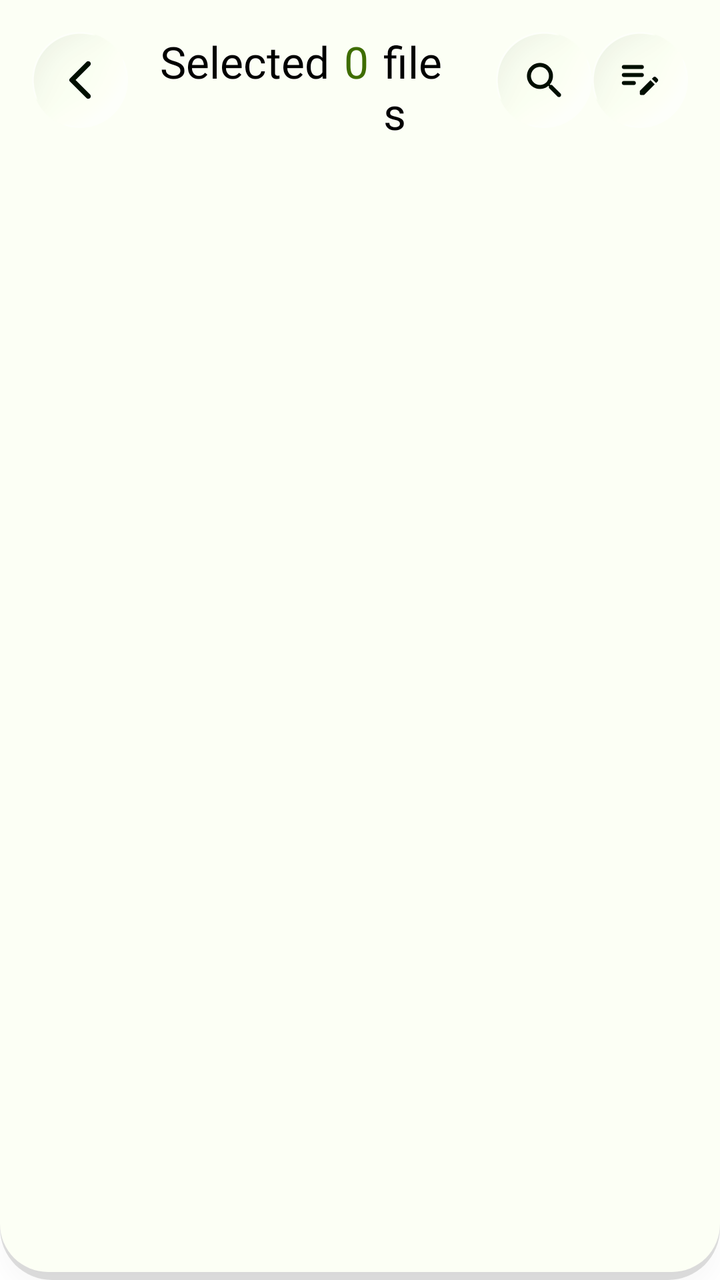
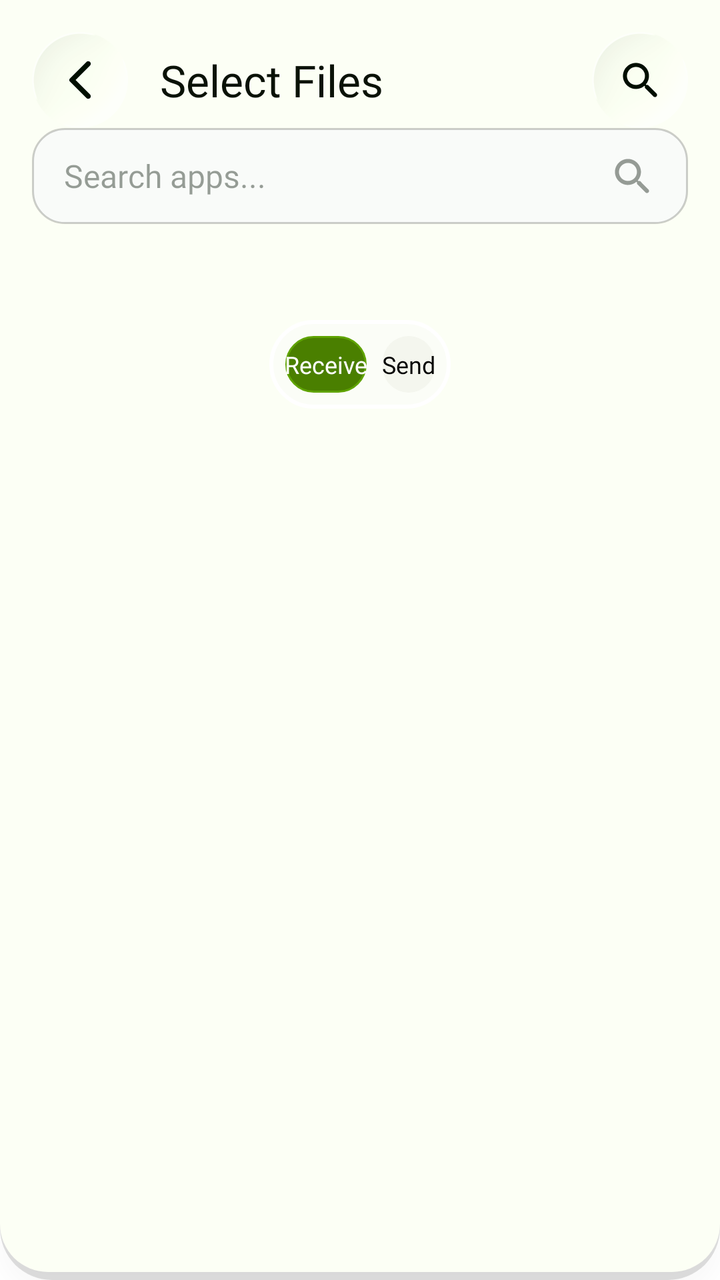

An Android layout rendered at two revisions. The XML below is the earlier revision; the diff shows what the commit changed to produce the second picture.
<!-- AndroidManifest.xml: application theme AppTheme -->
<!-- res/layout/toolbar_photo.xml -->
<?xml version="1.0" encoding="utf-8"?>
<LinearLayout
    xmlns:android="http://schemas.android.com/apk/res/android"
    xmlns:app="http://schemas.android.com/apk/res-auto"
    android:layout_width="match_parent"
    android:layout_height="wrap_content"
    android:background="@drawable/bg_tool_bar"
    android:orientation="vertical"
    android:elevation="6dp"
    android:padding="16dp">

    <LinearLayout
        android:layout_width="match_parent"
        android:layout_height="wrap_content"
        android:orientation="horizontal">
        <ImageView
            android:id="@+id/btnBack"
            android:layout_width="48dp"
            android:layout_height="48dp"
            android:contentDescription="Back"
            android:scaleType="centerInside"
            android:src="@drawable/ic_arrow_left" />

        
        <TextView
            android:id="@+id/tvTitle"
            android:layout_width="0dp"
            android:layout_height="wrap_content"
            android:visibility="gone"
            android:layout_weight="1"
            android:layout_marginStart="16dp"
            android:layout_marginEnd="16dp"
            android:fontFamily="@font/anton_regular"
            android:text="@string/music"
            android:textColor="#0A1207"
            android:textSize="22sp" />

        <LinearLayout
            android:id="@+id/tvTitle1"
            android:layout_width="0dp"
            android:layout_height="wrap_content"
            android:layout_weight="1"
            android:layout_gravity="center"
            android:layout_marginStart="16dp"
            android:layout_marginEnd="16dp"
            android:visibility="visible"
            android:orientation="horizontal">
            <TextView
                android:layout_width="wrap_content"
                android:layout_height="wrap_content"
                android:text="@string/selected"
                android:textSize="22sp"
                android:layout_marginEnd="2dp"
                android:fontFamily="@font/outfit_semibold"
                android:textColor="@color/black"/>

            <TextView
                android:id="@+id/tv_count_song"
                android:layout_width="wrap_content"
                android:layout_height="wrap_content"
                android:text=" 0 "
                android:textSize="22sp"
                android:layout_marginEnd="2dp"
                android:fontFamily="@font/outfit_semibold"
                android:textColor="@color/primary_35"/>

            <TextView
                android:layout_width="wrap_content"
                android:layout_height="wrap_content"
                android:text="@string/files1"
                android:textSize="22sp"
                android:fontFamily="@font/outfit_semibold"
                android:textColor="@color/black"/>
        </LinearLayout>

        

        <ImageView
            android:id="@+id/btnSearch"
            android:layout_width="48dp"
            android:layout_height="48dp"
            android:contentDescription="Search"
            android:scaleType="centerInside"
            android:src="@drawable/ic_search"
            app:layout_constraintBottom_toBottomOf="parent"
            app:layout_constraintEnd_toStartOf="@id/btnSelect"
            app:layout_constraintTop_toTopOf="parent" />
        <ImageView
            android:id="@+id/btnSelect"
            android:layout_width="48dp"
            android:layout_height="48dp"
            android:contentDescription="Action"
            android:scaleType="centerInside"
            android:src="@drawable/ic_select"
            app:layout_constraintBottom_toBottomOf="parent"
            app:layout_constraintEnd_toEndOf="parent"
            app:layout_constraintTop_toTopOf="parent" />
    </LinearLayout>

    <com.google.android.material.tabs.TabLayout
        android:id="@+id/tabLayout"
        android:layout_width="match_parent"
        android:layout_height="48dp"
        app:tabMode="scrollable"
        android:background="@null"
        app:tabGravity="start"
        app:tabPaddingStart="10dp"
        app:tabPaddingEnd="10dp"
        android:visibility="visible"
        app:tabIndicatorColor="@color/primary_35"
        app:tabIndicatorHeight="3dp"
        app:tabSelectedTextColor="@color/primary_35"
        app:tabTextColor="#99000E00"
        app:tabTextAppearance="@style/TextAppearance.AppCompat.Body2"
        app:layout_constraintEnd_toEndOf="parent"
        app:layout_constraintStart_toStartOf="parent"
        app:layout_constraintTop_toBottomOf="@id/layoutToolbar" />

    <LinearLayout
        android:id="@+id/layoutSearch"
        android:layout_width="match_parent"
        android:layout_height="wrap_content"
        android:orientation="vertical"
        android:padding="@dimen/_12sdp"
        android:visibility="gone"
        app:layout_constraintEnd_toEndOf="parent"
        app:layout_constraintStart_toStartOf="parent"
        app:layout_constraintTop_toBottomOf="@id/layoutToolbar">

        <EditText
            android:id="@+id/edtSearch"
            android:layout_width="match_parent"
            android:layout_height="48dp"
            android:background="@drawable/bg_search_bar"
            android:drawableEnd="@drawable/search"
            android:hint="@string/search_apps"
            android:imeOptions="actionSearch"
            android:inputType="text"
            android:maxLines="1"
            android:paddingHorizontal="16dp"
            android:textColor="#000000"
            android:fontFamily="@font/outfit_medium"
            android:textColorHint="#66000E00"
            android:textSize="16sp" />
    </LinearLayout>


</LinearLayout>
<!-- resources referenced by this layout -->
<resources>
  <color name="black">#FF000000</color>
  <color name="primary_35">#3F6D00</color>
  <!-- drawable bg_search_bar (drawable) -->
  <?xml version="1.0" encoding="utf-8"?>
  <shape xmlns:android="http://schemas.android.com/apk/res/android"
      android:shape="rectangle">
      <solid android:color="#F9FBF9" />
      <stroke
          android:width="1dp"
          android:color="#330D0D0D" />
      <corners android:radius="16dp" />
  </shape>
  <!-- drawable ic_select: png bitmap (drawable, 6232 bytes) -->
  <!-- drawable search (drawable) -->
  <vector xmlns:android="http://schemas.android.com/apk/res/android"
      android:width="24dp"
      android:height="24dp"
      android:viewportWidth="24"
      android:viewportHeight="24">
    <path
        android:pathData="M15.977,14.472H15.187L14.907,14.202C16.107,12.802 16.727,10.892 16.387,8.862C15.917,6.082 13.597,3.862 10.797,3.522C6.567,3.002 3.007,6.562 3.527,10.792C3.867,13.592 6.087,15.912 8.867,16.382C10.897,16.722 12.807,16.102 14.207,14.902L14.477,15.182V15.972L18.727,20.222C19.137,20.632 19.807,20.632 20.217,20.222C20.627,19.812 20.627,19.142 20.217,18.732L15.977,14.472ZM9.977,14.472C7.487,14.472 5.477,12.462 5.477,9.972C5.477,7.482 7.487,5.472 9.977,5.472C12.467,5.472 14.477,7.482 14.477,9.972C14.477,12.462 12.467,14.472 9.977,14.472Z"
        android:fillColor="#66000E00"/>
  </vector>
  <string name="files1">files</string>
  <string name="music">Music</string>
  <string name="search_apps">Search apps...</string>
  <string name="selected">Selected </string>
  <style name="AppTheme" parent="Theme.MaterialComponents.DayNight.NoActionBar">
          <item name="colorPrimary">@color/black</item>
          <item name="colorPrimaryVariant">@color/black</item>
          <item name="colorOnPrimary">@color/black</item>
          <item name="colorSecondary">@color/black</item>
          <item name="colorSecondaryVariant">@color/black</item>
          <item name="colorOnSecondary">@color/black</item>
          <item name="android:statusBarColor">?attr/colorPrimaryVariant</item>
      </style>
  <color name="primary_99">#FCFFF5</color>
  <!-- unchanged entries left out for length: 3 -->
</resources>

<!-- the commit's change to res/layout/toolbar_photo.xml (unified diff, before → after) -->
@@ -25,55 +25,16 @@
         <TextView
             android:id="@+id/tvTitle"
             android:layout_width="0dp"
-            android:layout_height="wrap_content"
-            android:visibility="gone"
+            android:layout_height="match_parent"
+            android:visibility="visible"
             android:layout_weight="1"
+            android:gravity="center_vertical"
             android:layout_marginStart="16dp"
             android:layout_marginEnd="16dp"
             android:fontFamily="@font/anton_regular"
-            android:text="@string/music"
+            android:text="@string/select_files"
             android:textColor="#0A1207"
             android:textSize="22sp" />
-
-        <LinearLayout
-            android:id="@+id/tvTitle1"
-            android:layout_width="0dp"
-            android:layout_height="wrap_content"
-            android:layout_weight="1"
-            android:layout_gravity="center"
-            android:layout_marginStart="16dp"
-            android:layout_marginEnd="16dp"
-            android:visibility="visible"
-            android:orientation="horizontal">
-            <TextView
-                android:layout_width="wrap_content"
-                android:layout_height="wrap_content"
-                android:text="@string/selected"
-                android:textSize="22sp"
-                android:layout_marginEnd="2dp"
-                android:fontFamily="@font/outfit_semibold"
-                android:textColor="@color/black"/>
-
-            <TextView
-                android:id="@+id/tv_count_song"
-                android:layout_width="wrap_content"
-                android:layout_height="wrap_content"
-                android:text=" 0 "
-                android:textSize="22sp"
-                android:layout_marginEnd="2dp"
-                android:fontFamily="@font/outfit_semibold"
-                android:textColor="@color/primary_35"/>
-
-            <TextView
-                android:layout_width="wrap_content"
-                android:layout_height="wrap_content"
-                android:text="@string/files1"
-                android:textSize="22sp"
-                android:fontFamily="@font/outfit_semibold"
-                android:textColor="@color/black"/>
-        </LinearLayout>
-
-        
 
         <ImageView
             android:id="@+id/btnSearch"
@@ -85,16 +46,34 @@
             app:layout_constraintBottom_toBottomOf="parent"
             app:layout_constraintEnd_toStartOf="@id/btnSelect"
             app:layout_constraintTop_toTopOf="parent" />
-        <ImageView
-            android:id="@+id/btnSelect"
-            android:layout_width="48dp"
+    </LinearLayout>
+
+    <LinearLayout
+        android:id="@+id/layoutSearch"
+        android:layout_width="match_parent"
+        android:layout_height="wrap_content"
+        android:orientation="vertical"
+        android:visibility="visible"
+        android:layout_marginBottom="@dimen/_12sdp"
+        app:layout_constraintEnd_toEndOf="parent"
+        app:layout_constraintStart_toStartOf="parent"
+        app:layout_constraintTop_toBottomOf="@id/layoutToolbar">
+
+        <EditText
+            android:id="@+id/edtSearch"
+            android:layout_width="match_parent"
             android:layout_height="48dp"
-            android:contentDescription="Action"
-            android:scaleType="centerInside"
-            android:src="@drawable/ic_select"
-            app:layout_constraintBottom_toBottomOf="parent"
-            app:layout_constraintEnd_toEndOf="parent"
-            app:layout_constraintTop_toTopOf="parent" />
+            android:background="@drawable/bg_search_bar"
+            android:drawableEnd="@drawable/search"
+            android:hint="@string/search_apps"
+            android:imeOptions="actionSearch"
+            android:inputType="text"
+            android:maxLines="1"
+            android:paddingHorizontal="16dp"
+            android:textColor="#000000"
+            android:fontFamily="@font/outfit_medium"
+            android:textColorHint="#66000E00"
+            android:textSize="16sp" />
     </LinearLayout>
 
     <com.google.android.material.tabs.TabLayout
@@ -117,32 +96,38 @@
         app:layout_constraintTop_toBottomOf="@id/layoutToolbar" />
 
     <LinearLayout
-        android:id="@+id/layoutSearch"
-        android:layout_width="match_parent"
+        android:layout_width="wrap_content"
         android:layout_height="wrap_content"
-        android:orientation="vertical"
-        android:padding="@dimen/_12sdp"
-        android:visibility="gone"
-        app:layout_constraintEnd_toEndOf="parent"
-        app:layout_constraintStart_toStartOf="parent"
-        app:layout_constraintTop_toBottomOf="@id/layoutToolbar">
-
-        <EditText
-            android:id="@+id/edtSearch"
-            android:layout_width="match_parent"
-            android:layout_height="48dp"
-            android:background="@drawable/bg_search_bar"
-            android:drawableEnd="@drawable/search"
-            android:hint="@string/search_apps"
-            android:imeOptions="actionSearch"
-            android:inputType="text"
-            android:maxLines="1"
-            android:paddingHorizontal="16dp"
-            android:textColor="#000000"
-            android:fontFamily="@font/outfit_medium"
-            android:textColorHint="#66000E00"
-            android:textSize="16sp" />
+        android:background="@drawable/bg_radius_24"
+        android:padding="8dp"
+        android:layout_gravity="center"
+        android:orientation="horizontal">
+        <TextView
+            android:id="@+id/btn_received"
+            android:layout_width="wrap_content"
+            android:layout_height="wrap_content"
+            android:text="@string/receive"
+            android:textColor="@color/white"
+            android:textSize="12sp"
+            android:paddingHorizontal="@dimen/_12sdp"
+            android:paddingVertical="6dp"
+            android:layout_marginEnd="8dp"
+            android:fontFamily="@font/outfit_semibold"
+            android:background="@drawable/bg_chip_selected" />
+        <TextView
+            android:id="@+id/btn_send"
+            android:layout_width="wrap_content"
+            android:layout_height="wrap_content"
+            android:text="@string/send"
+            android:textColor="@color/black"
+            android:textSize="12sp"
+            android:paddingHorizontal="@dimen/_12sdp"
+            android:paddingVertical="6dp"
+            android:fontFamily="@font/outfit_semibold"
+            android:background="@drawable/bg_chip_unselected" />
     </LinearLayout>
 
 
+
+
 </LinearLayout>
<!-- resource entries referenced after the edit -->
@@ -2,6 +2,40 @@
 <resources>
   <color name="black">#FF000000</color>
   <color name="primary_35">#3F6D00</color>
+  <color name="white">#FFFFFFFF</color>
+  <!-- drawable bg_chip_selected (drawable) -->
+  <?xml version="1.0" encoding="utf-8"?>
+  <shape xmlns:android="http://schemas.android.com/apk/res/android"
+      android:shape="rectangle">
+      <solid android:color="@color/primary_40" />
+      <stroke
+          android:width="1dp"
+          android:color="#5FA300" />
+      <corners android:radius="16dp" />
+  </shape>
+  <!-- drawable bg_chip_unselected (drawable) -->
+  <?xml version="1.0" encoding="utf-8"?>
+  <shape xmlns:android="http://schemas.android.com/apk/res/android"
+      android:shape="rectangle">
+      <solid android:color="#F4F6EE" />
+      <corners android:radius="16sp" />
+  </shape>
+  <!-- drawable bg_radius_24 (drawable) -->
+  <?xml version="1.0" encoding="utf-8"?>
+  <shape xmlns:android="http://schemas.android.com/apk/res/android"
+      android:shape="rectangle">
+  
+      
+      <solid android:color="#5CFAFAFA" />
+  
+      
+      <corners android:radius="24dp" />
+  
+      
+      <stroke
+          android:width="2dp"
+          android:color="@color/primary_100" />
+  </shape>
   <!-- drawable bg_search_bar (drawable) -->
   <?xml version="1.0" encoding="utf-8"?>
   <shape xmlns:android="http://schemas.android.com/apk/res/android"
@@ -12,7 +46,6 @@
           android:color="#330D0D0D" />
       <corners android:radius="16dp" />
   </shape>
-  <!-- drawable ic_select: png bitmap (drawable, 6232 bytes) -->
   <!-- drawable search (drawable) -->
   <vector xmlns:android="http://schemas.android.com/apk/res/android"
       android:width="24dp"
@@ -23,10 +56,10 @@
         android:pathData="M15.977,14.472H15.187L14.907,14.202C16.107,12.802 16.727,10.892 16.387,8.862C15.917,6.082 13.597,3.862 10.797,3.522C6.567,3.002 3.007,6.562 3.527,10.792C3.867,13.592 6.087,15.912 8.867,16.382C10.897,16.722 12.807,16.102 14.207,14.902L14.477,15.182V15.972L18.727,20.222C19.137,20.632 19.807,20.632 20.217,20.222C20.627,19.812 20.627,19.142 20.217,18.732L15.977,14.472ZM9.977,14.472C7.487,14.472 5.477,12.462 5.477,9.972C5.477,7.482 7.487,5.472 9.977,5.472C12.467,5.472 14.477,7.482 14.477,9.972C14.477,12.462 12.467,14.472 9.977,14.472Z"
         android:fillColor="#66000E00"/>
   </vector>
-  <string name="files1">files</string>
-  <string name="music">Music</string>
+  <string name="receive">Receive</string>
   <string name="search_apps">Search apps...</string>
-  <string name="selected">Selected </string>
+  <string name="select_files">Select Files</string>
+  <string name="send">Send</string>
   <style name="AppTheme" parent="Theme.MaterialComponents.DayNight.NoActionBar">
           <item name="colorPrimary">@color/black</item>
           <item name="colorPrimaryVariant">@color/black</item>
@@ -36,6 +69,8 @@
           <item name="colorOnSecondary">@color/black</item>
           <item name="android:statusBarColor">?attr/colorPrimaryVariant</item>
       </style>
+  <color name="primary_40">#4A7F00</color>
+  <color name="primary_100">#FFFFFFFF</color>
   <color name="primary_99">#FCFFF5</color>
   <!-- unchanged entries left out for length: 3 -->
 </resources>
